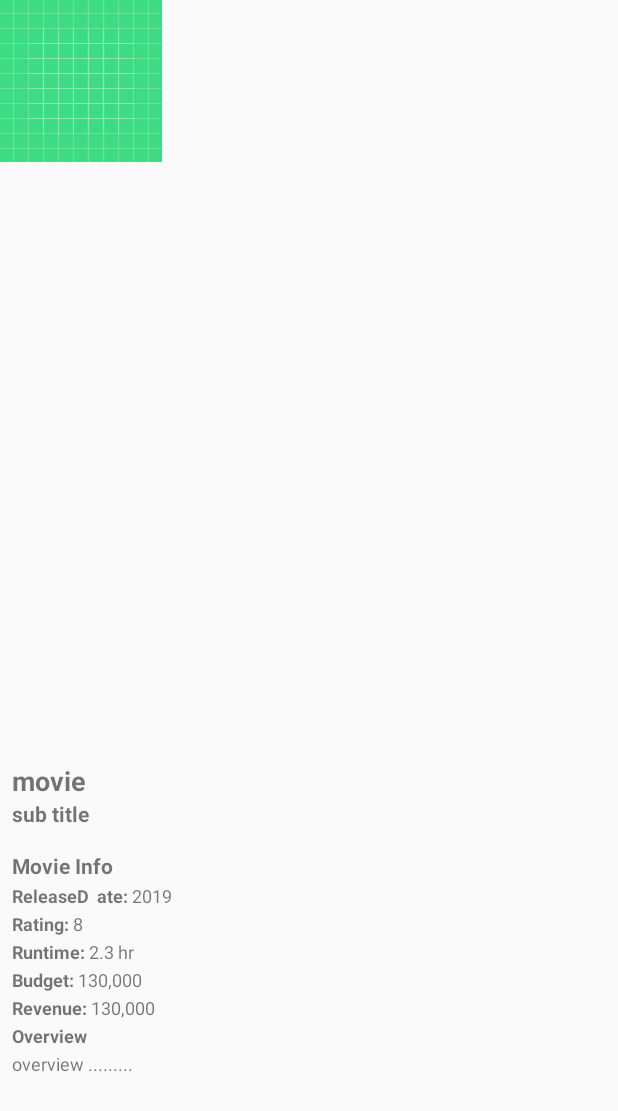
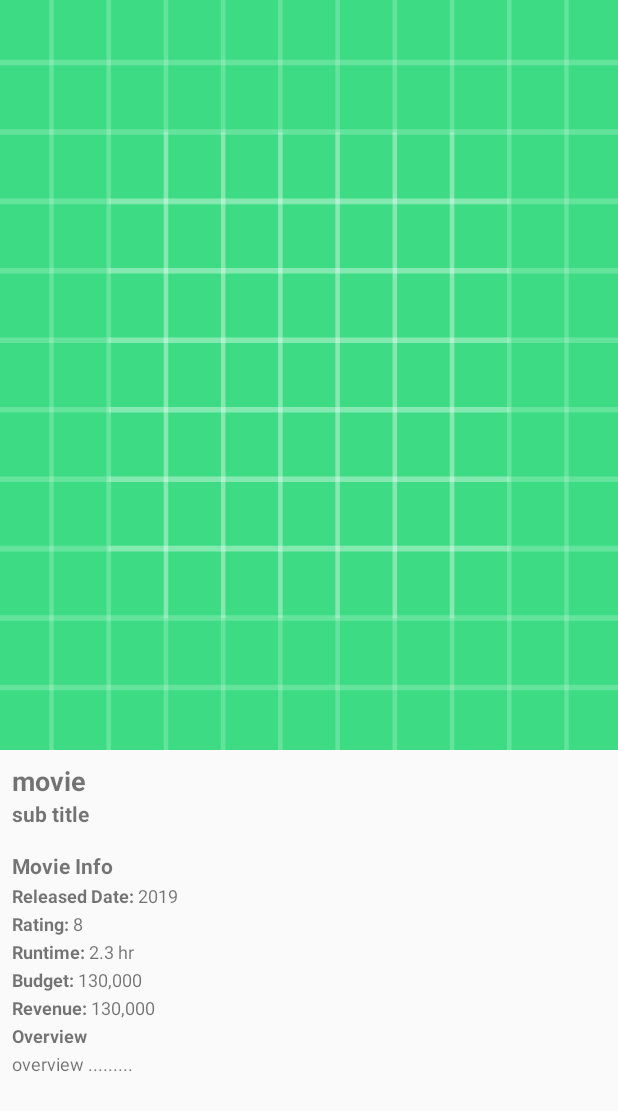
Before and after one commit to PratthamArora/MovieDB, an Android app: the layout activity_movie_detail.xml on its own in the app's theme, with its tools: preview values and no code run, on a phone screen of 412 x 824 dp. Shown: the top 1111 px of the screen. Run offline under Robolectric (Android 15) with nearby library versions, the phone set to English and light mode, and no system bars; network calls fail.

Commit message:
bind data for movie detail activity

```diff
--- a/app/src/main/java/com/pratthamarora/moviedb/data/api/MovieDbClient.kt
+++ b/app/src/main/java/com/pratthamarora/moviedb/data/api/MovieDbClient.kt
@@ -7,7 +7,7 @@ import retrofit2.adapter.rxjava2.RxJava2CallAdapterFactory
 import retrofit2.converter.gson.GsonConverterFactory
 import java.util.concurrent.TimeUnit
 
-const val API_KEY = ""
+const val API_KEY = "17c71b4aa7c17fe505872d44493e0e66"
 const val BASE_URL = "https://api.themoviedb.org/3/"
 const val POSTER_BASE_URL = "https://image.tmdb.org/t/p/w342"
 
--- a/app/src/main/res/layout/activity_movie_detail.xml
+++ b/app/src/main/res/layout/activity_movie_detail.xml
@@ -42,8 +42,7 @@
                     android:id="@+id/iv_movie_poster"
                     android:layout_width="match_parent"
                     android:layout_height="500dp"
-                    android:layout_gravity="center"
-                    android:scaleType="matrix"
+                    android:scaleType="fitXY"
                     tools:src="@drawable/ic_launcher_background" />
 
                 <LinearLayout
@@ -56,7 +55,7 @@
                         android:id="@+id/movie_title"
                         android:layout_width="wrap_content"
                         android:layout_height="wrap_content"
-                        android:text="movie"
+                        tools:text="movie"
                         android:textSize="18sp"
                         android:textStyle="bold" />
 
@@ -64,7 +63,7 @@
                         android:id="@+id/movie_tagline"
                         android:layout_width="wrap_content"
                         android:layout_height="wrap_content"
-                        android:text="sub title"
+                        tools:text="sub title"
                         android:textSize="14sp"
                         android:textStyle="bold" />
 
@@ -85,7 +84,7 @@
                             android:layout_width="wrap_content"
                             android:layout_height="wrap_content"
                             android:layout_marginTop="2dp"
-                            android:text="ReleaseD  ate: "
+                            android:text="Released Date: "
                             android:textSize="12sp"
                             android:textStyle="bold" />
 
@@ -94,7 +93,7 @@
                             android:layout_width="wrap_content"
                             android:layout_height="wrap_content"
                             android:layout_marginTop="2dp"
-                            android:text="2019"
+                            tools:text="2019"
                             android:textSize="12sp" />
 
                     </LinearLayout>
@@ -117,7 +116,7 @@
                             android:layout_width="wrap_content"
                             android:layout_height="wrap_content"
                             android:layout_marginTop="2dp"
-                            android:text="8"
+                            tools:text="8"
                             android:textSize="12sp" />
 
                     </LinearLayout>
@@ -140,7 +139,7 @@
                             android:layout_width="wrap_content"
                             android:layout_height="wrap_content"
                             android:layout_marginTop="2dp"
-                            android:text="2.3 hr"
+                            tools:text="2.3 hr"
                             android:textSize="12sp" />
 
                     </LinearLayout>
@@ -163,7 +162,7 @@
                             android:layout_width="wrap_content"
                             android:layout_height="wrap_content"
                             android:layout_marginTop="2dp"
-                            android:text="130,000"
+                            tools:text="130,000"
                             android:textSize="12sp" />
 
                     </LinearLayout>
@@ -186,7 +185,7 @@
                             android:layout_width="wrap_content"
                             android:layout_height="wrap_content"
                             android:layout_marginTop="2dp"
-                            android:text="130,000"
+                            tools:text="130,000"
                             android:textSize="12sp" />
 
                     </LinearLayout>
@@ -205,7 +204,7 @@
                         android:layout_width="wrap_content"
                         android:layout_height="wrap_content"
                         android:layout_marginTop="2dp"
-                        android:text="overview ........."
+                        tools:text="overview ........."
                         android:textSize="12sp" />
 
                 </LinearLayout>
```
Also changed, not shown: app/build.gradle (+8 -0 lines), app/src/main/AndroidManifest.xml (+7 -2 lines), app/src/main/java/com/pratthamarora/moviedb/data/repository/NetworkState.kt (+3 -8 lines), app/src/main/java/com/pratthamarora/moviedb/ui/MovieDetailActivity.kt (+68 -1 lines).
